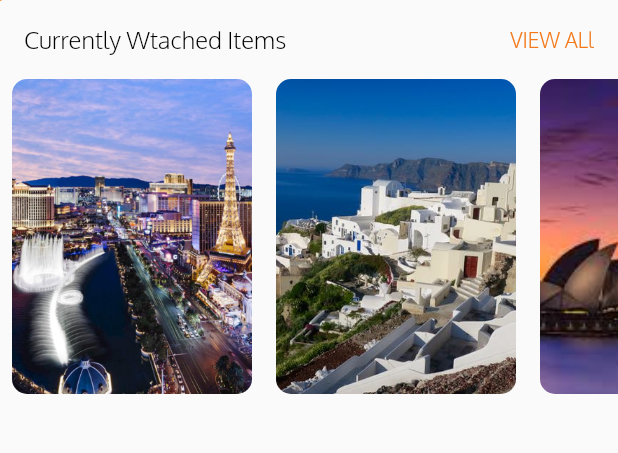
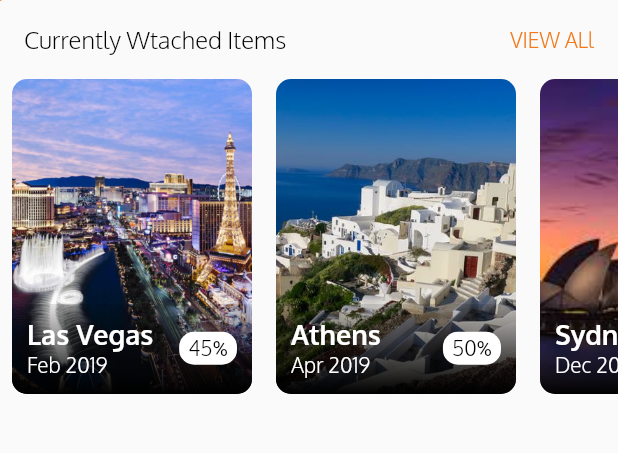
Before and after one commit to ajay1706/Flight-UI, a Flutter app: the screen it shows after launch, on a phone screen of 412 x 824 dp, the part 599-1052 px from its top. Run offline on Flutter 3.47's test engine with Material 2 defaults, Android fonts, the phone set to English and light mode, and no system bars.

Commit message:
adding text in the stack for discount and I=City name

```diff
--- a/flight_app/lib/main.dart
+++ b/flight_app/lib/main.dart
@@ -227,76 +227,119 @@ class _ChoiceChipState extends State<ChoiceChip> {
 
 var viewAllStyle = TextStyle(fontSize: 14, color: appTheme.primaryColor);
 
-var homeScreenBottom =  Column(
+var homeScreenBottom = Column(
   children: <Widget>[
-
     Padding(
       padding: const EdgeInsets.all(16.0),
       child: Row(
         mainAxisAlignment: MainAxisAlignment.spaceBetween,
         mainAxisSize: MainAxisSize.max,
         children: <Widget>[
-Text("Currently Wtached Items", style:dropdownMenuItemStyle),
+          Text("Currently Wtached Items", style: dropdownMenuItemStyle),
           Spacer(),
-Text("VIEW ALl", style:viewAllStyle),
-
+          Text("VIEW ALl", style: viewAllStyle),
         ],
       ),
     ),
     Container(
       height: 210,
-  child:   ListView(
-    scrollDirection: Axis.horizontal,
-    children:cityCards
-  ),
+      child: ListView(scrollDirection: Axis.horizontal, children: cityCards),
     )
   ],
 );
 
-
 List<CityCard> cityCards = [
-CityCard("Las Vegas" , "45", "assets/images/lasvegas.jpg","Feb 2019","2250","4299"),
-CityCard("Athens" , "50", "assets/images/athens.jpg","Apr 2019","4359","9999"),
-CityCard("Sydney" , "48", "assets/images/sydney.jpeg","Dec 2019","2399","5999"),
-
-
-
+  CityCard("Las Vegas", "45", "assets/images/lasvegas.jpg", "Feb 2019", "2250",
+      "4299"),
+  CityCard(
+      "Athens", "50", "assets/images/athens.jpg", "Apr 2019", "4359", "9999"),
+  CityCard(
+      "Sydney", "48", "assets/images/sydney.jpeg", "Dec 2019", "2399", "5999"),
 ];
 
 class CityCard extends StatelessWidget {
+  final String imagePath, cityName, monthYear, discount, oldPrice, newPrice;
 
-final String imagePath  , cityName , monthYear, discount , oldPrice , newPrice ;
-
-
-CityCard(
-  this.cityName,
-  this.discount,
-  this.imagePath,
-  this.monthYear,
-  this.newPrice,
-  this.oldPrice
-
-);
+  CityCard(this.cityName, this.discount, this.imagePath, this.monthYear,
+      this.newPrice, this.oldPrice);
 
   @override
   Widget build(BuildContext context) {
     return Padding(
-      padding: const EdgeInsets.symmetric(horizontal:8.0),
+      padding: const EdgeInsets.symmetric(horizontal: 8.0),
       child: ClipRRect(
         borderRadius: BorderRadius.all(Radius.circular(10)),
-
         child: Stack(
           children: <Widget>[
-
             Container(
               height: 210,
               width: 160,
-  child: Image.asset(imagePath,
-  fit: BoxFit.cover,),
+              child: Image.asset(
+                imagePath,
+                fit: BoxFit.cover,
+              ),
+            ),
+            Positioned(
+              left: 0,
+              bottom: 0,
+              width: 160,
+              height: 60,
+              child: Container(
+                decoration: BoxDecoration(
+                  gradient: LinearGradient(
+                    begin: Alignment.bottomCenter,
+                    end: Alignment.topCenter,
+                    colors: [
+                      Colors.black,
+                      Colors.black.withOpacity(0.1)
+                    ]
                   )
+                ),
+              ),
 
+            ),
+            Positioned(
+              left: 10,
+              bottom: 10,
+              right: 10,
+              child: Row(
+                mainAxisSize: MainAxisSize.max,
+                mainAxisAlignment: MainAxisAlignment.spaceBetween,
+                children: <Widget>[
+                  Column(
+                    crossAxisAlignment: CrossAxisAlignment.start,
+                    children: <Widget>[
+                      Text(cityName,
+                          style: TextStyle(
+                              fontWeight: FontWeight.bold,
+                              color: Colors.white,
+                              fontSize: 18)),
+                      Text(monthYear,
+                          style: TextStyle(
+                              fontWeight: FontWeight.normal,
+                              color: Colors.white,
+                              fontSize: 14))
                     ],
-
+                  ),
+                  Container(
+                    padding:
+                        EdgeInsets.symmetric(horizontal: 6.0, vertical: 2.0),
+                    decoration: BoxDecoration(
+                      color: Colors.white,
+                      shape: BoxShape.rectangle,
+                      borderRadius: BorderRadius.all(
+                        Radius.circular(10.0),
+                      ),
+                    ),
+                    child: Text(
+                      '$discount%',
+                      style: TextStyle(fontSize: 14.0, color: Colors.black),
+                    ),
+                  ),
+                ],
+              ),
+            ),
+          ],
         ),
       ),
     );
```
Lines whose indentation alone changed are shown as unchanged.
